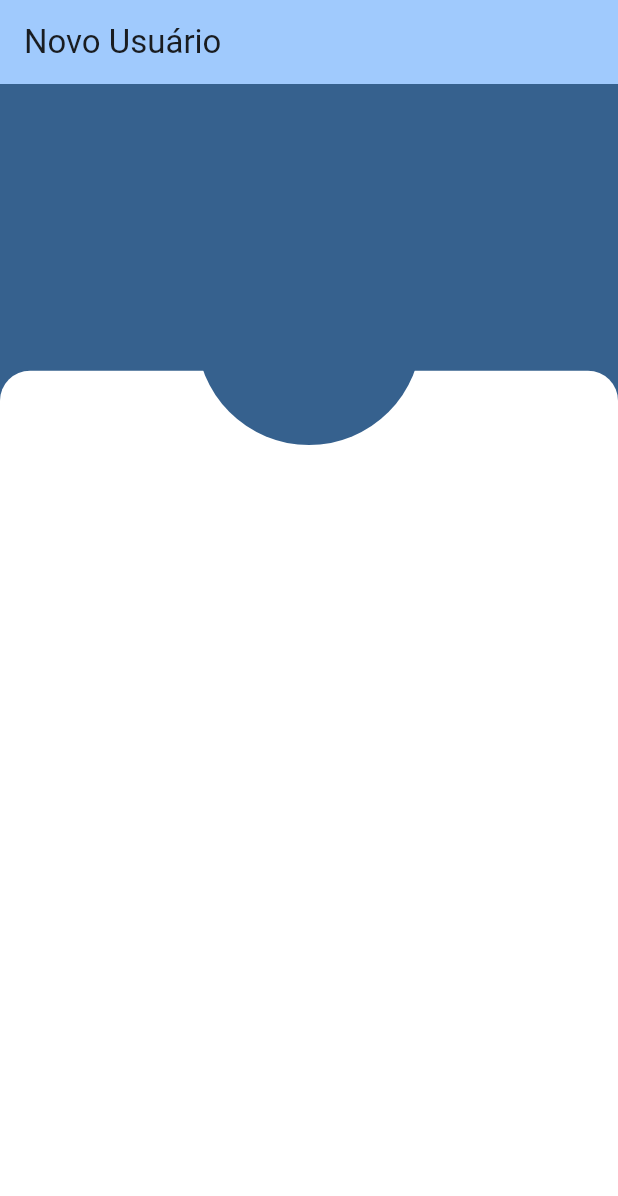
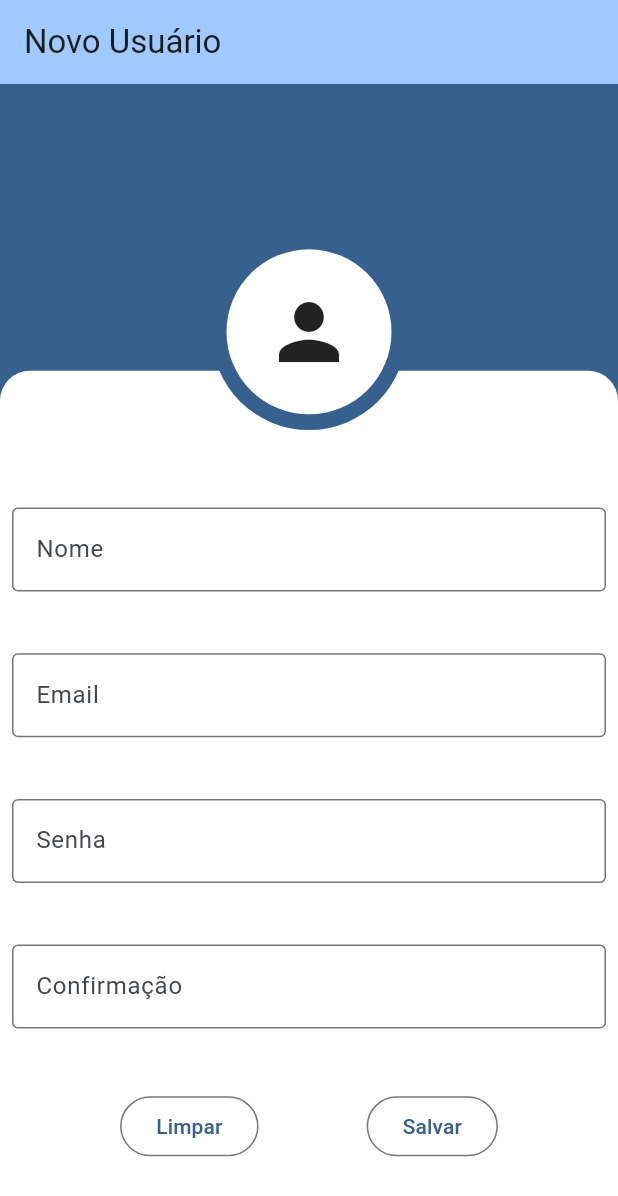
Before and after one commit to ETEC-Pedro-Badran/PAMI2MTEC20241s, a Flutter app: the screen it shows after launch, on a phone screen of 412 x 824 dp. Shown: the top 1196 px of the screen. Run offline on Flutter 3.47's test engine with Material 3 defaults, Android fonts, the phone set to English and light mode, and no system bars.

Commit message:
Formulário de Usuário

```diff
--- /dev/null
+++ b/loja/lib/usuario_form.dart
@@ -0,0 +1,41 @@
+import 'package:flutter/material.dart';
+
+class UsuarioForm extends StatelessWidget {
+  const UsuarioForm({super.key});
+
+  @override
+  Widget build(BuildContext context) {
+    return Padding(
+      padding: const EdgeInsets.only(top: 50, left: 8, right: 8, bottom: 8),
+      child: Form(
+          child: Column(
+        mainAxisAlignment: MainAxisAlignment.spaceEvenly,
+        children: [
+          TextFormField(
+            decoration: const InputDecoration(
+                border: OutlineInputBorder(), label: Text("Nome")),
+          ),
+          TextFormField(
+            decoration: const InputDecoration(
+                border: OutlineInputBorder(), label: Text("Email")),
+          ),
+          TextFormField(
+            decoration: const InputDecoration(
+                border: OutlineInputBorder(), label: Text("Senha")),
+          ),
+          TextFormField(
+            decoration: const InputDecoration(
+                border: OutlineInputBorder(), label: Text("Confirmação")),
+          ),
+          Row(
+            mainAxisAlignment: MainAxisAlignment.spaceEvenly,
+            children: [
+              OutlinedButton(onPressed: () {}, child: const Text("Limpar")),
+              OutlinedButton(onPressed: () {}, child: const Text("Salvar")),
+            ],
+          )
+        ],
+      )),
+    );
+  }
+}
--- a/loja/lib/usuario_view.dart
+++ b/loja/lib/usuario_view.dart
@@ -1,4 +1,5 @@
 import 'package:flutter/material.dart';
+import 'package:loja/usuario_form.dart';
 
 class UsuarioView extends StatelessWidget {
   const UsuarioView({super.key});
@@ -13,7 +14,7 @@ class UsuarioView extends StatelessWidget {
       backgroundColor: Theme.of(context).colorScheme.primary,
       body: Stack(
         alignment: Alignment.bottomCenter,
-        children: [Container(), fundoForm(), fotoUsuario()],
+        children: [Container(), fundoForm(), fundoFotoUsuario(), fotoUsuario()],
       ),
     );
   }
@@ -30,26 +31,46 @@ class UsuarioView extends StatelessWidget {
                   color: Colors.white,
                   borderRadius: BorderRadius.only(
                       topLeft: Radius.circular(20),
-                        topRight: Radius.circular(20))));
+                      topRight: Radius.circular(20))),
+              child: UsuarioForm(),
+            );
           });
     });
   }
 
   fotoUsuario() {
     return Builder(builder: (context) {
+      const altura = 130.0;
+      return Positioned(
+          bottom: (MediaQuery.of(context).size.height * .7) - (altura * 0.30),
+          child: circulo(
+              Colors.white,
+              altura,
+              Icon(
+                Icons.person,
+                size: 60,
+              )));
+    });
+  }
+
+  fundoFotoUsuario() {
+    return Builder(builder: (context) {
       const altura = 150.0;
       return Positioned(
           bottom: (MediaQuery.of(context).size.height * .7) - (altura * 0.33),
-          child: circulo(Theme.of(context).colorScheme.primary, altura));
+          child: circulo(
+              Theme.of(context).colorScheme.primary, altura, Container()));
     });
   }
 
-  circulo(Color color, double altura) {
+  circulo(Color color, double altura, Widget child) {
     return Builder(builder: (context) {
       return Container(
-          width: altura,
+        width: altura - 20,
         height: altura,
-          decoration: BoxDecoration(shape: BoxShape.circle, color: color));
+        decoration: BoxDecoration(shape: BoxShape.circle, color: color),
+        child: child,
+      );
     });
   }
 }
```
Lines whose indentation alone changed are shown as unchanged.
